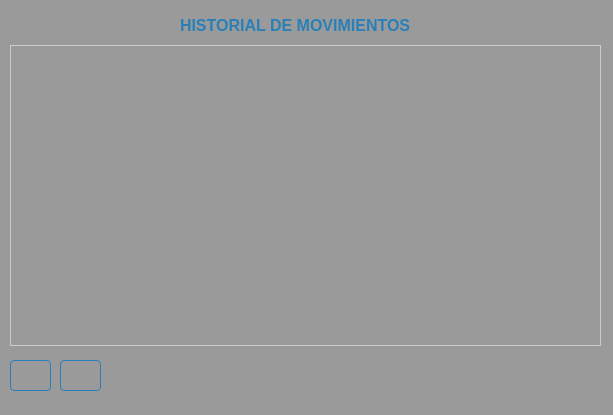
Before: the Qt Designer form Inventario de almacen/ui/FrmHistorial.ui in CodeDrTech/DevelopPython, drawn with Qt 5.
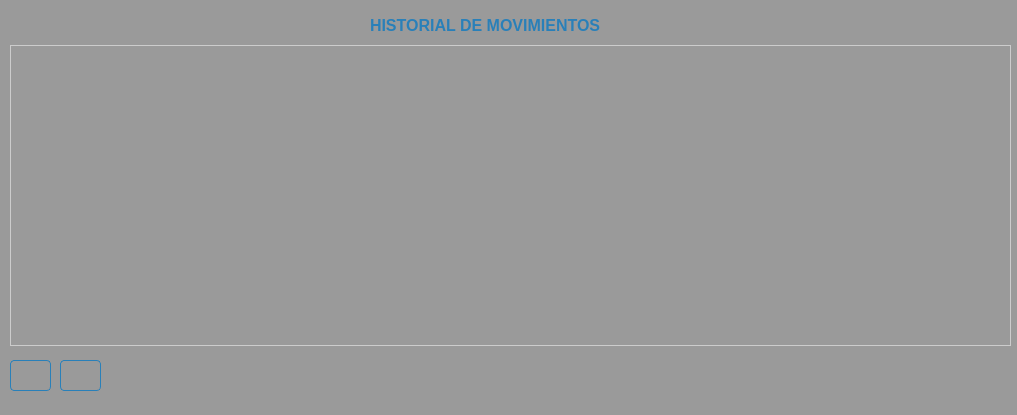
After: the same form once the commit is applied. Icons and pictures are not drawn.

Patch:
```diff
--- a/Inventario de almacen/ui/FrmHistorial.ui
+++ b/Inventario de almacen/ui/FrmHistorial.ui
@@ -9,7 +9,7 @@
    <rect>
     <x>0</x>
     <y>0</y>
-    <width>613</width>
+    <width>1017</width>
     <height>415</height>
    </rect>
   </property>
@@ -28,7 +28,7 @@
      <rect>
       <x>10</x>
       <y>45</y>
-      <width>591</width>
+      <width>1001</width>
       <height>301</height>
      </rect>
     </property>
@@ -83,7 +83,7 @@
    <widget class="QLabel" name="label_9">
     <property name="geometry">
      <rect>
-      <x>180</x>
+      <x>370</x>
       <y>15</y>
       <width>251</width>
       <height>21</height>
```
